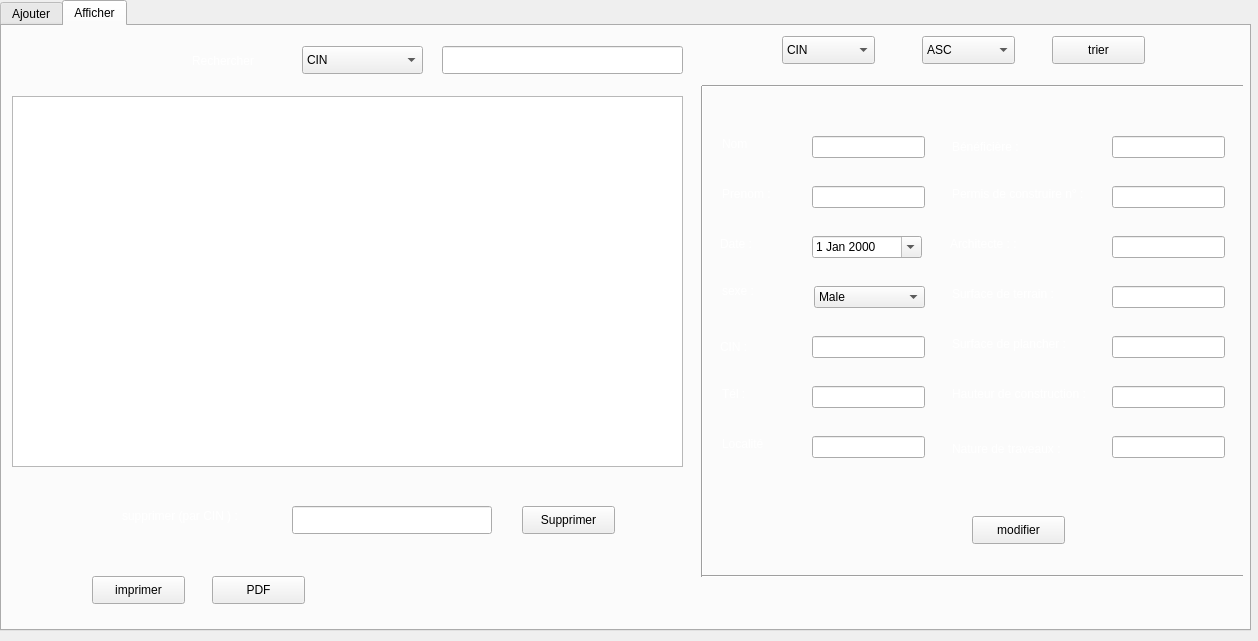
Old version of the form gestionpermis.ui in the repository JasserBOUKRYA/PROJET_c-_2a.
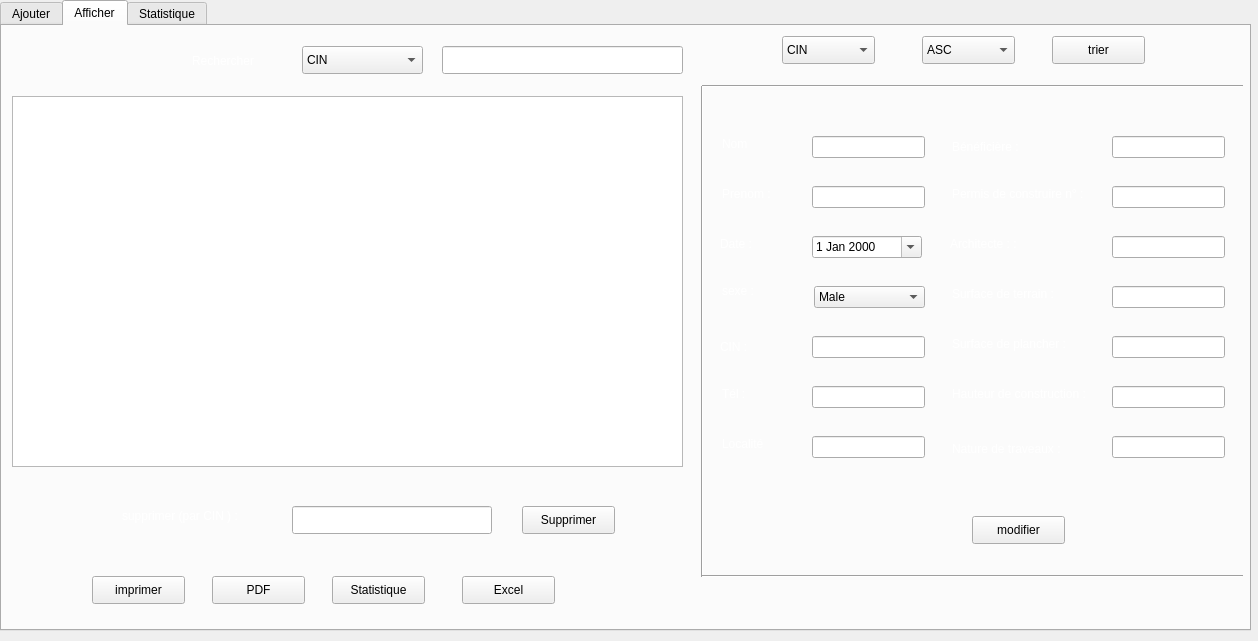
New version of the form. The open tabs and pages were chosen to show the change.

What changed in the file:
```diff
--- a/gestionpermis.ui
+++ b/gestionpermis.ui
@@ -1177,6 +1177,32 @@
       <string/>
      </property>
     </widget>
+    <widget class="QPushButton" name="statistique">
+     <property name="geometry">
+      <rect>
+       <x>330</x>
+       <y>550</y>
+       <width>93</width>
+       <height>28</height>
+      </rect>
+     </property>
+     <property name="text">
+      <string>Statistique</string>
+     </property>
+    </widget>
+    <widget class="QPushButton" name="excel">
+     <property name="geometry">
+      <rect>
+       <x>460</x>
+       <y>550</y>
+       <width>93</width>
+       <height>28</height>
+      </rect>
+     </property>
+     <property name="text">
+      <string>Excel</string>
+     </property>
+    </widget>
     <zorder>label_4</zorder>
     <zorder>tab_permis</zorder>
     <zorder>le_recherche_p</zorder>
@@ -1222,6 +1248,24 @@
     <zorder>line_40</zorder>
     <zorder>le_dateP_modif</zorder>
     <zorder>le_sexe_modif_2</zorder>
+    <zorder>statistique</zorder>
+    <zorder>excel</zorder>
+   </widget>
+   <widget class="QWidget" name="tab_3">
+    <attribute name="title">
+     <string>Statistique</string>
+    </attribute>
+    <widget class="QFrame" name="horizontalFrame">
+     <property name="geometry">
+      <rect>
+       <x>10</x>
+       <y>0</y>
+       <width>1211</width>
+       <height>571</height>
+      </rect>
+     </property>
+     <layout class="QHBoxLayout" name="horizontalLayout"/>
+    </widget>
    </widget>
   </widget>
  </widget>
```
Left out of the diff: 18 changed lines with no effect on the pictures.
